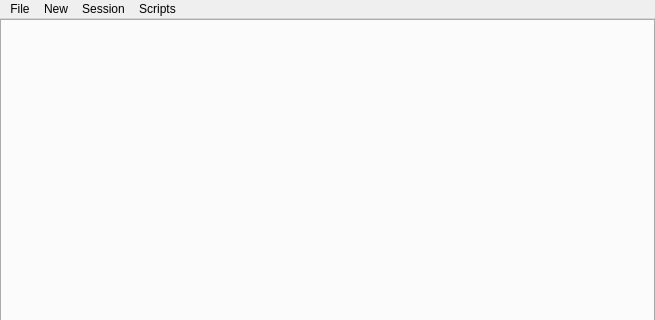
agafon0ff/ConnectionTester, file src/widgets/mainwindow.ui: the form before one commit; both pictures show x 0 to 655 and y 0 to 320 of the 655 by 546 pixel window.
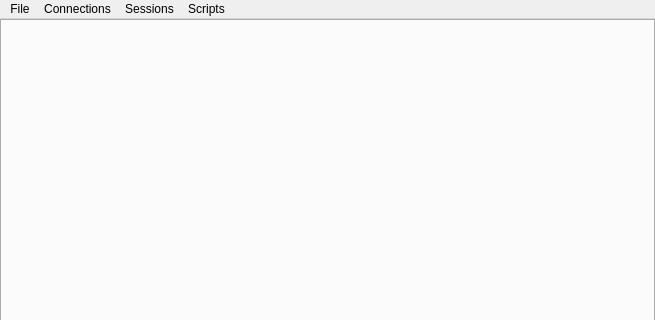
The form after the commit. Icons and pictures are not drawn.

The edit to the form file:
```diff
--- a/src/widgets/mainwindow.ui
+++ b/src/widgets/mainwindow.ui
@@ -60,7 +60,7 @@
    </widget>
    <widget class="QMenu" name="menuNew">
     <property name="title">
-     <string>New</string>
+     <string>Connections</string>
     </property>
     <addaction name="actionTcpServer"/>
     <addaction name="actionTcpSocket"/>
@@ -68,7 +68,7 @@
    </widget>
    <widget class="QMenu" name="menuSession">
     <property name="title">
-     <string>Session</string>
+     <string>Sessions</string>
     </property>
     <addaction name="actionLoadSession"/>
     <addaction name="actionSaveSession"/>
```
Left out of the diff: 34 changed lines with no effect on the pictures.
